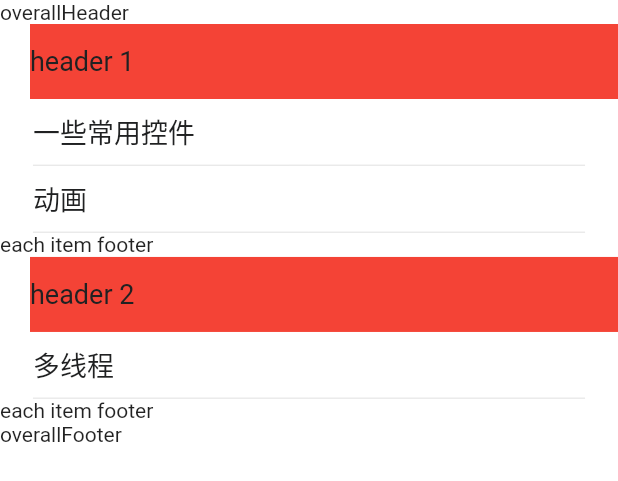
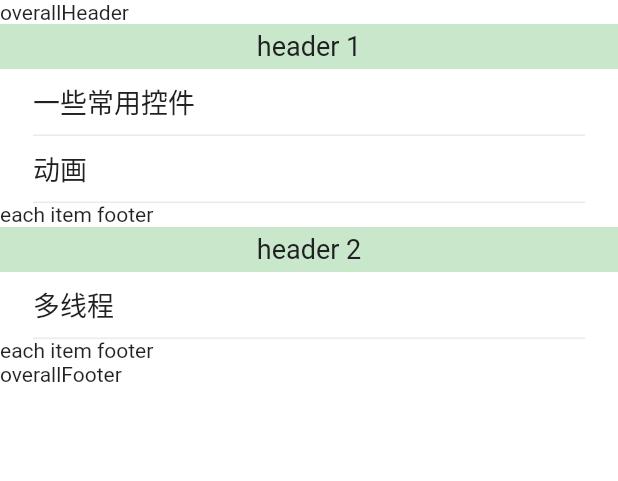
Before and after one commit to cocoonbud/TravelTrail, a Flutter app: the FlutterShowcase widget shown alone on an empty page, opened directly, on a phone screen of 412 x 824 dp. Shown: the top 481 px of the screen. Run offline on Flutter 3.47's test engine with Material 2 defaults, Android fonts, the phone set to English and light mode, and no system bars; drawn by our look-alikes of pull_to_refresh; our stand-ins replace cached_network_image, cookie_jar, dio, dio_cookie_manager, flutter_easyloading, flutter_markdown and 6 more; missing offline and left inert: markdown; accounts and stored records are empty; network calls fail.

Commit message:
modified group_list

```diff
--- a/lib/common/widgets/group_list.dart
+++ b/lib/common/widgets/group_list.dart
@@ -7,8 +7,8 @@ enum IndexPathType {
   sectionFooter,
   sectionSeparator,
   row,
-  separator, //分割线
-  placeholder, //占位
+  separator,
+  placeholder,
 }
 
 class IndexPath {
@@ -49,7 +49,7 @@ class ListViewGroupHandler extends StatefulWidget {
 
   final Widget Function()? overallFooter;
 
-  final Widget Function()? placeholder;
+  final Widget Function()? placeholderView;
 
   ListViewGroupHandler(
       {Key? key,
@@ -62,7 +62,7 @@ class ListViewGroupHandler extends StatefulWidget {
       this.footerInSection,
       this.overallHeader,
       this.overallFooter,
-      this.placeholder})
+      this.placeholderView})
       : super(key: key);
 
   @override
@@ -107,14 +107,16 @@ class _ListViewGroupHandlerState extends State<ListViewGroupHandler> {
 
     int sectionCount = widget.numberOfSections;
 
+    int rows = 0;
+
     for (int i = 0; i < sectionCount; i++) {
-      if (widget.headerInSection!(i) != null) {
+      if (widget.headerInSection != null) {
         indexPath =
             IndexPath(section: i, row: 0, type: IndexPathType.sectionHeader);
         _indexToIndexPathList.add(indexPath);
       }
 
-      final int rows = widget.numberOfRowsInSection!(i);
+      rows = widget.numberOfRowsInSection!(i);
 
       for (int j = 0; j < rows; j++) {
         //Add item
@@ -129,7 +131,7 @@ class _ListViewGroupHandlerState extends State<ListViewGroupHandler> {
         }
       }
 
-      if (widget.footerInSection!(i) != null) {
+      if (widget.footerInSection != null) {
         indexPath =
             IndexPath(section: i, row: 0, type: IndexPathType.sectionFooter);
         _indexToIndexPathList.add(indexPath);
@@ -169,7 +171,7 @@ class _ListViewGroupHandlerState extends State<ListViewGroupHandler> {
       case IndexPathType.separator:
         return widget.separatorAtIndexPath!(item);
       case IndexPathType.placeholder:
-        return widget.placeholder!();
+        return widget.placeholderView!();
       default:
         break;
     }
--- a/lib/pages/my_first_list/widgets/flutter_showcase.dart
+++ b/lib/pages/my_first_list/widgets/flutter_showcase.dart
@@ -47,13 +47,24 @@ class _FlutterShowcaseState extends State<FlutterShowcase>
                   cellForRowAtIndexPath: (indexPath) => flutterShowcaseCell(
                       controller.state.showcaseList[indexPath.section]
                           .item[indexPath.row]),
-                headerInSection: (section) => Container(
-                  height: 50,
-                  color: Colors.red,
-                  margin: EdgeInsets.only(left: 20),
+                  headerInSection: (section) => _headerInSection(section),
+                  overallHeader: () => Text('overallHeader'),
+                  overallFooter: () => Text('overallFooter'),
+                  footerInSection: (section) => Text('each item footer')),
+            ),
+          ],
+        ),
+      ),
+    );
+  }
+
+  Widget _headerInSection(int section) {
+    return Container(
+      height: 30,
+      color: Colors.green.withOpacity(0.3),
       child: Column(
         mainAxisAlignment: MainAxisAlignment.center,
-                    crossAxisAlignment: CrossAxisAlignment.start,
+        // crossAxisAlignment: CrossAxisAlignment.start,
         children: [
           Text(
             'header ${section + 1}',
@@ -64,20 +75,6 @@ class _FlutterShowcaseState extends State<FlutterShowcase>
           ),
         ],
       ),
-                ),
-                overallHeader: () => Text('overallHeader'),
-                overallFooter: () => Text('overallFooter'),
-                footerInSection: (section) => Text('each item footer'),
-                placeholder: () {
-                  return Center(
-                    child: Text("啥也没得"),
-                  );
-                },
-              ),
-            ),
-          ],
-        ),
-      ),
     );
   }
 }
```
Lines whose indentation alone changed are shown as unchanged.
